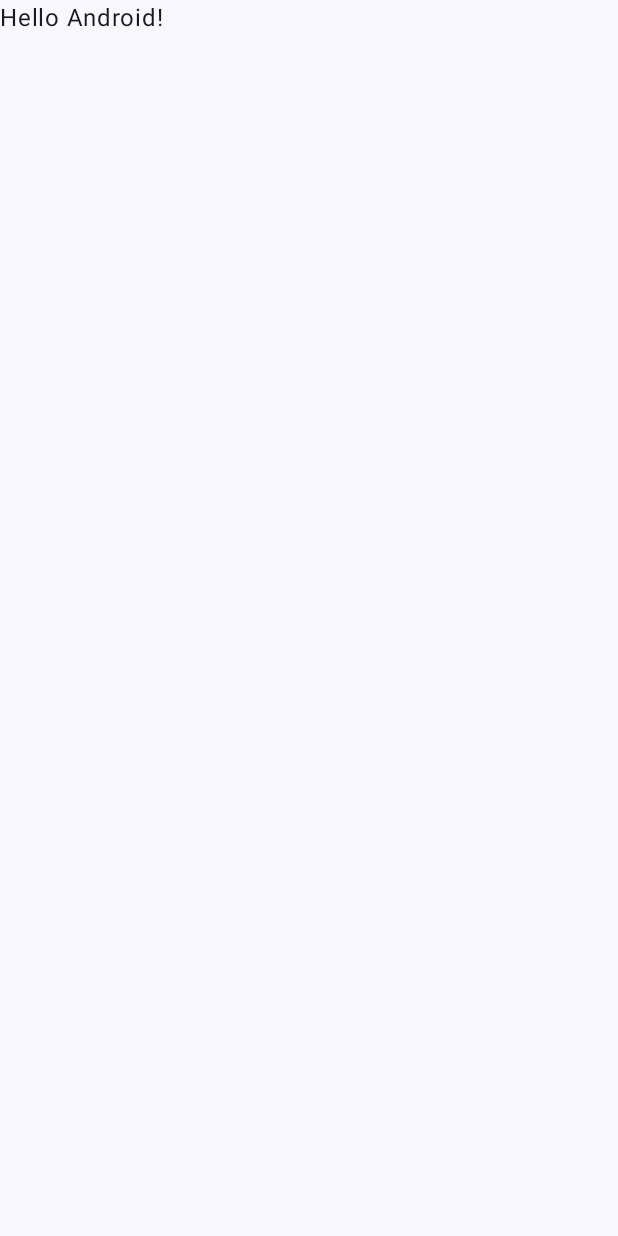
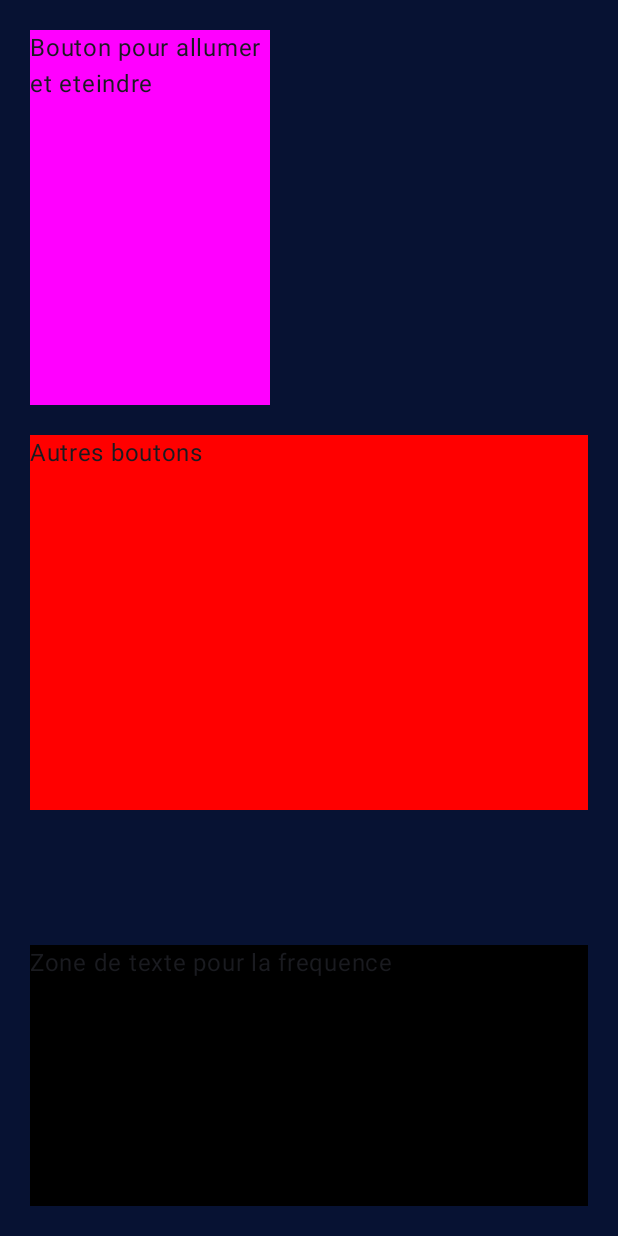
Before and after one commit to WilliamsLenkeu/TelecommandeUniversel, an Android app built with Jetpack Compose: the screen it shows after launch (MainActivity), on a phone screen of 412 x 824 dp. Before the commit the screen is almost empty. Run offline under Robolectric (Android 15) with nearby library versions, the phone set to English and light mode, and no system bars.

Commit message:
DIsposition de la telecommande

```diff
--- a/app/src/main/java/com/learn/telecommandeuniversel/MainActivity.kt
+++ b/app/src/main/java/com/learn/telecommandeuniversel/MainActivity.kt
@@ -3,14 +3,29 @@ package com.learn.telecommandeuniversel
 import android.os.Bundle
 import androidx.activity.ComponentActivity
 import androidx.activity.compose.setContent
+import androidx.compose.foundation.BorderStroke
+import androidx.compose.foundation.background
+import androidx.compose.foundation.border
+import androidx.compose.foundation.layout.Column
+import androidx.compose.foundation.layout.Row
+import androidx.compose.foundation.layout.fillMaxHeight
 import androidx.compose.foundation.layout.fillMaxSize
+import androidx.compose.foundation.layout.fillMaxWidth
+import androidx.compose.foundation.layout.height
+import androidx.compose.foundation.layout.padding
+import androidx.compose.foundation.layout.width
+import androidx.compose.foundation.shape.RoundedCornerShape
 import androidx.compose.material3.MaterialTheme
 import androidx.compose.material3.Surface
 import androidx.compose.material3.Text
 import androidx.compose.runtime.Composable
+import androidx.compose.ui.Alignment
 import androidx.compose.ui.Modifier
+import androidx.compose.ui.graphics.Color
 import androidx.compose.ui.tooling.preview.Preview
+import androidx.compose.ui.unit.dp
 import com.learn.telecommandeuniversel.ui.theme.TelecommandeUniverselTheme
+import com.learn.telecommandeuniversel.ui.theme.background
 
 class MainActivity : ComponentActivity() {
     override fun onCreate(savedInstanceState: Bundle?) {
@@ -22,7 +37,7 @@ class MainActivity : ComponentActivity() {
                     modifier = Modifier.fillMaxSize(),
                     color = MaterialTheme.colorScheme.background
                 ) {
-                    Greeting("Android")
+                    HomeScreen()
                 }
             }
         }
@@ -30,17 +45,41 @@ class MainActivity : ComponentActivity() {
 }
 
 @Composable
-fun Greeting(name: String, modifier: Modifier = Modifier) {
-    Text(
-        text = "Hello $name!",
-        modifier = modifier
-    )
-}
+fun HomeScreen(){
+    Column(
+        modifier = Modifier
+            .background(background)
+            .fillMaxWidth()
+            .fillMaxHeight()
+            .padding(10.dp)
+    ) {
+        Row(
+            modifier = Modifier
+                .width(180.dp)
+                .height(270.dp)
+                .padding(10.dp)
+                .background(Color.Magenta)
+        ) {
+            Text(text = "Bouton pour allumer et eteindre")
+        }
+        Row(
+            modifier = Modifier
+                .fillMaxWidth()
+                .height(270.dp)
+                .padding(10.dp)
 
-@Preview(showBackground = true)
-@Composable
-fun GreetingPreview() {
-    TelecommandeUniverselTheme {
-        Greeting("Android")
+                .background(Color.Red)
+        ) {
+            Text(text = "Autres boutons")
+        }
+        Row(
+            modifier = Modifier
+                .fillMaxWidth()
+                .height(270.dp)
+                .padding(10.dp, 80.dp, 10.dp, 10.dp)
+                .background(Color.Black)
+        ) {
+            Text(text = "Zone de texte pour la frequence")
+        }
     }
 }
--- a/app/src/main/java/com/learn/telecommandeuniversel/ui/theme/Color.kt
+++ b/app/src/main/java/com/learn/telecommandeuniversel/ui/theme/Color.kt
@@ -5,6 +5,7 @@ import androidx.compose.ui.graphics.Color
 val Purple80 = Color(0xFFD0BCFF)
 val PurpleGrey80 = Color(0xFFCCC2DC)
 val Pink80 = Color(0xFFEFB8C8)
+var background = Color(0xFF071233)
 
 val Purple40 = Color(0xFF6650a4)
 val PurpleGrey40 = Color(0xFF625b71)
```
